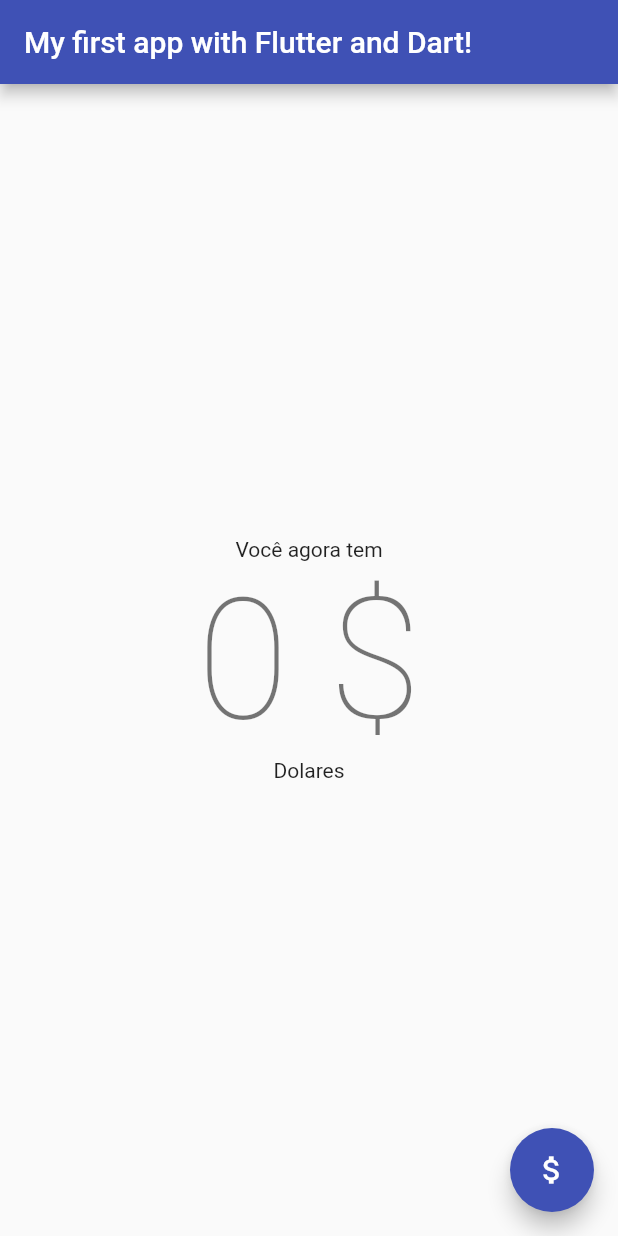
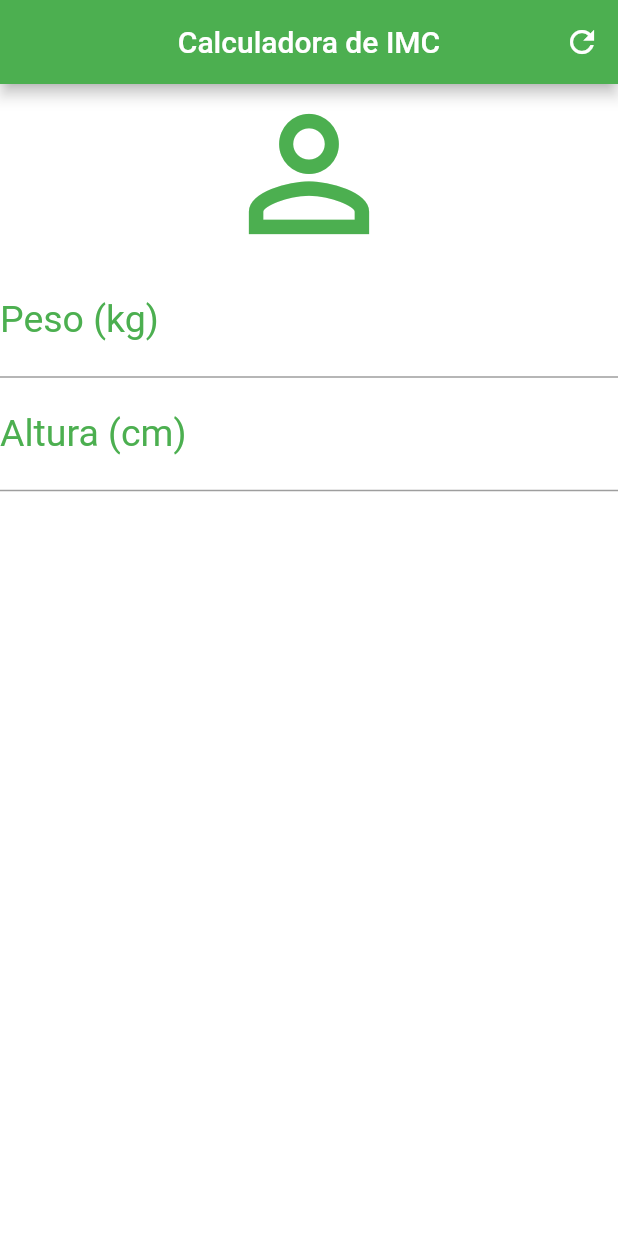
Before and after one commit to Marcelo-RM/calculadora_imc, a Flutter app: the screen it shows after launch, on a phone screen of 412 x 824 dp. Run offline on Flutter 3.47's test engine with Material 2 defaults, Android fonts, the phone set to English and light mode, and no system bars.

Commit message:
Criado icone e inputs

```diff
--- a/lib/main.dart
+++ b/lib/main.dart
@@ -1,115 +1,59 @@
-import 'package:flutter/material.dart';
-//import 'package:flutter/cupertino.dart'; Pode ser usado esse, mas o visual é diferente
+import "package:flutter/material.dart";
 
-void main() => runApp(MyApp());
+void main() {
+  runApp(MaterialApp(
+    home: Home(),
+  ));
+}
 
-class MyApp extends StatelessWidget {
-  // This widget is the root of your application.
+class Home extends StatefulWidget {
+  Home({Key key}) : super(key: key);
+
+  _HomeState createState() => _HomeState();
+}
+
+class _HomeState extends State<Home> {
   @override
   Widget build(BuildContext context) {
-    return MaterialApp(
-      title: 'Flutter Demo',
-      theme: ThemeData(
-        // This is the theme of your application.
-        //
-        // Try running your application with "flutter run". You'll see the
-        // application has a blue toolbar. Then, without quitting the app, try
-        // changing the primarySwatch below to Colors.green and then invoke
-        // "hot reload" (press "r" in the console where you ran "flutter run",
-        // or simply save your changes to "hot reload" in a Flutter IDE).
-        // Notice that the counter didn't reset back to zero; the application
-        // is not restarted.
-        primarySwatch: Colors.indigo,
+    return Scaffold(
+      appBar: AppBar(
+        title: Text("Calculadora de IMC"),
+        centerTitle: true,
+        backgroundColor: Colors.green,
+        actions: <Widget>[
+          IconButton(
+            icon: Icon(Icons.refresh),
+            onPressed: () {},
+          )
+        ],
       ),
-      home: MyHomePage(title: 'My first app with Flutter and Dart!'),
+      backgroundColor: Colors.white,
+      body: Column(
+        crossAxisAlignment: CrossAxisAlignment.stretch,
+        children: <Widget>[
+          Icon(
+            Icons.person_outline,
+            size: 120.0,
+            color: Colors.green,
+          ),
+          TextField(
+            keyboardType: TextInputType.number,
+            decoration: InputDecoration(
+                labelText: "Peso (kg)",
+                labelStyle: TextStyle(color: Colors.green)),
+            textAlign: TextAlign.center,
+            style: TextStyle(color: Colors.green, fontSize: 25.0),
+          ),
+          TextField(
+            keyboardType: TextInputType.number,
+            decoration: InputDecoration(
+                labelText: "Altura (cm)",
+                labelStyle: TextStyle(color: Colors.green)),
+            textAlign: TextAlign.center,
+            style: TextStyle(color: Colors.green, fontSize: 25.0),
+          )
+        ],
+      ),
     );
   }
 }
-
-class MyHomePage extends StatefulWidget {
-  MyHomePage({Key key, this.title}) : super(key: key);
-
-  // This widget is the home page of your application. It is stateful, meaning
-  // that it has a State object (defined below) that contains fields that affect
-  // how it looks.
-
-  // This class is the configuration for the state. It holds the values (in this
-  // case the title) provided by the parent (in this case the App widget) and
-  // used by the build method of the State. Fields in a Widget subclass are
-  // always marked "final".
-
-  final String title;
-
-  @override
-  _MyHomePageState createState() => _MyHomePageState();
-}
-
-class _MyHomePageState extends State<MyHomePage> {
-  int _counter = 0;
-
-  void _incrementCounter() {
-    setState(() {
-      // This call to setState tells the Flutter framework that something has
-      // changed in this State, which causes it to rerun the build method below
-      // so that the display can reflect the updated values. If we changed
-      // _counter without calling setState(), then the build method would not be
-      // called again, and so nothing would appear to happen.
-      _counter += _counter;
-    });
-  }
-
-  @override
-  Widget build(BuildContext context) {
-    // This method is rerun every time setState is called, for instance as done
-    // by the _incrementCounter method above.
-    //
-    // The Flutter framework has been optimized to make rerunning build methods
-    // fast, so that you can just rebuild anything that needs updating rather
-    // than having to individually change instances of widgets.
-    return Scaffold(
-      appBar: AppBar(
-        // Here we take the value from the MyHomePage object that was created by
-        // the App.build method, and use it to set our appbar title.
-        title: Text(widget.title),
-      ),
-      body: Center(
-        // Center is a layout widget. It takes a single child and positions it
-        // in the middle of the parent.
-        child: Column(
-          // Column is also layout widget. It takes a list of children and
-          // arranges them vertically. By default, it sizes itself to fit its
-          // children horizontally, and tries to be as tall as its parent.
-          //
-          // Invoke "debug painting" (press "p" in the console, choose the
-          // "Toggle Debug Paint" action from the Flutter Inspector in Android
-          // Studio, or the "Toggle Debug Paint" command in Visual Studio Code)
-          // to see the wireframe for each widget.
-          //
-          // Column has various properties to control how it sizes itself and
-          // how it positions its children. Here we use mainAxisAlignment to
-          // center the children vertically; the main axis here is the vertical
-          // axis because Columns are vertical (the cross axis would be
-          // horizontal).
-          mainAxisAlignment: MainAxisAlignment.center,
-          children: <Widget>[
-            Text(
-              'Você agora tem',
-            ),
-            Text(
-              '$_counter' + " \$",
-              style: Theme.of(context).textTheme.display4,
-            ),
-            Text(
-              "Dolares",
-            ),
-          ],
-        ),
-      ),
-      floatingActionButton: FloatingActionButton(
-        onPressed: _incrementCounter,
-        tooltip: 'Mais dinheiro!',
-        child: Icon(Icons.attach_money),
-      ), // This trailing comma makes auto-formatting nicer for build methods.
-    );
-  }
-}
--- a/pubspec.yaml
+++ b/pubspec.yaml
@@ -1,5 +1,5 @@
-name: myapp
-description: A new Flutter project.
+name: calculadora_imc
+description: Segundo projeto usando flutter.
 
 # The following defines the version and build number for your application.
 # A version number is three numbers separated by dots, like 1.2.43
```
Also changed, not shown: 2 other files.
